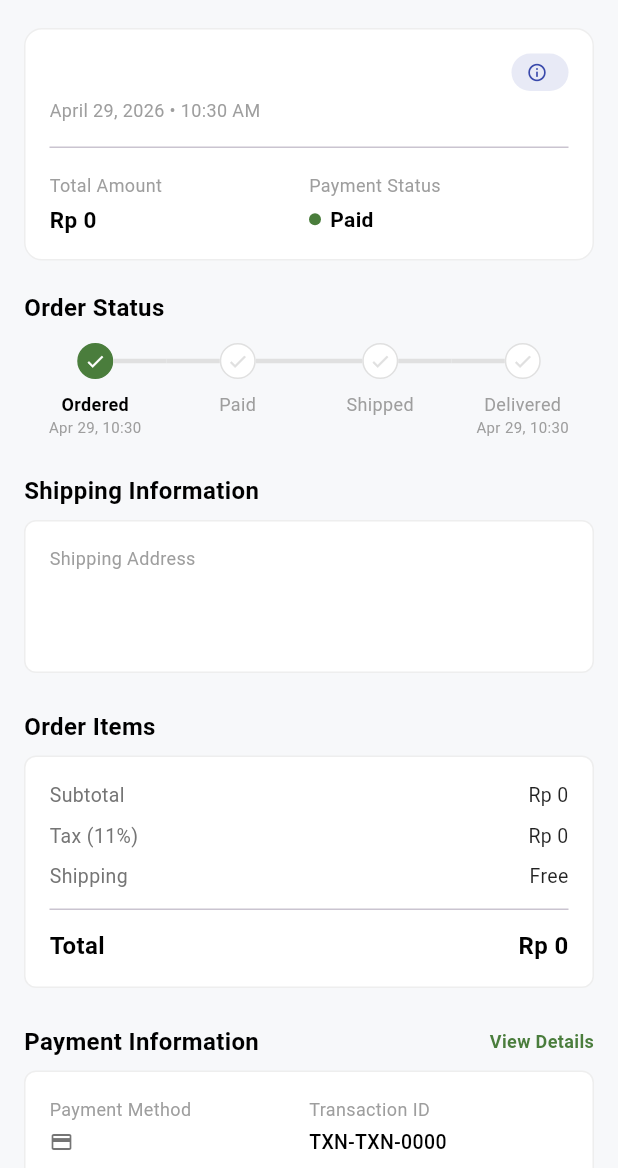
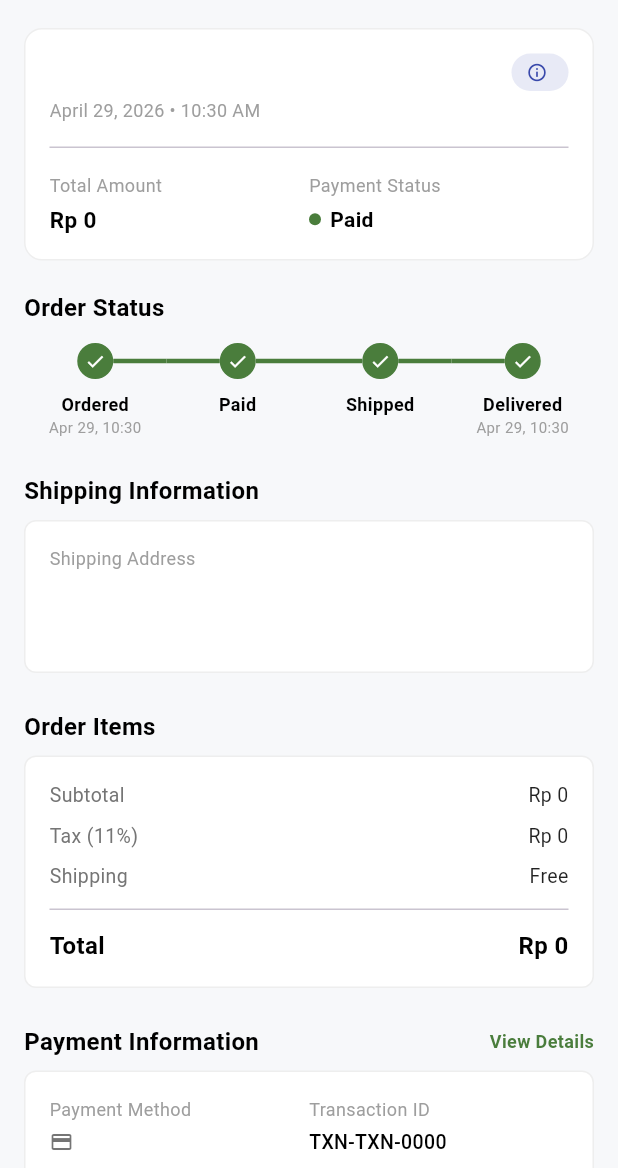
Before and after one commit to Andhika151003/Mobile-app_PT-Kinarya-Agung-Prima, a Flutter app: the OrderDetailUserView screen opened directly with empty values, on a phone screen of 412 x 824 dp, the part 68-1236 px from its top. Run offline on Flutter 3.47's test engine with Material 3 defaults, Android fonts, the phone set to English and light mode, and no system bars; our stand-ins replace cloud_firestore, firebase_auth, firebase_core, flutter_dotenv, image_picker, open_filex and 4 more; accounts and stored records are empty.

Commit message:
fix: status pesanan

```diff
--- a/lib/features/order/views/all_order_admin_view.dart
+++ b/lib/features/order/views/all_order_admin_view.dart
@@ -328,8 +328,10 @@ class _TransactionCard extends StatelessWidget {
 
     if (status == 'Delivered') {
       bg = const Color(0xFFE6F4EA); fg = const Color(0xFF1E8E3E); icon = Icons.check_circle_outline; label = 'Delivered';
-    } else if (status == 'Expired' || status == 'Cancelled') {
+    } else if (status == 'Cancelled') {
       bg = const Color(0xFFFCE8E6); fg = const Color(0xFFD93025); icon = Icons.cancel_outlined; label = 'Cancelled';
+    } else if (status == 'Expired') {
+      bg = const Color(0xFFFCE8E6); fg = const Color(0xFFD93025); icon = Icons.timer_off_outlined; label = 'Expired';
     } else if (status == 'Ordered') {
       bg = const Color(0xFFFEF7E0); fg = const Color(0xFFF9AB00); icon = Icons.access_time; label = 'Ordered';
     } else if (status == 'Shipped') {
--- a/lib/features/order/views/order_admin_view.dart
+++ b/lib/features/order/views/order_admin_view.dart
@@ -276,8 +276,10 @@ class _StatusBadge extends StatelessWidget {
 
     if (status == 'Delivered') {
       bg = const Color(0xFFE6F4EA); fg = const Color(0xFF1E8E3E); icon = Icons.check_circle_outline; label = 'Delivered';
-    } else if (status == 'Expired' || status == 'Cancelled') {
+    } else if (status == 'Cancelled') {
       bg = const Color(0xFFFCE8E6); fg = const Color(0xFFD93025); icon = Icons.cancel_outlined; label = 'Cancelled';
+    } else if (status == 'Expired') {
+      bg = const Color(0xFFFCE8E6); fg = const Color(0xFFD93025); icon = Icons.timer_off_outlined; label = 'Expired';
     } else if (status == 'Ordered') {
       bg = const Color(0xFFFEF7E0); fg = const Color(0xFFF9AB00); icon = Icons.access_time; label = 'Ordered';
     } else if (status == 'Shipped') {
--- a/lib/features/order/views/order_cs_view.dart
+++ b/lib/features/order/views/order_cs_view.dart
@@ -22,6 +22,7 @@ class _OrderCsViewState extends State<OrderCsView> {
     {'label': 'Paid', 'value': 'Paid'},
     {'label': 'Delivered', 'value': 'Delivered'},
     {'label': 'Cancelled', 'value': 'Cancelled'},
+    {'label': 'Expired', 'value': 'Expired'},
   ];
 
   @override
@@ -174,8 +175,10 @@ class _OrderCsViewState extends State<OrderCsView> {
 
     if (order.status == 'Delivered') {
       statusBgColor = const Color(0xFFE6F4EA); statusColor = const Color(0xFF1E8E3E); statusIcon = Icons.check_circle_outline; statusLabel = 'Delivered';
-    } else if (order.status == 'Expired' || order.status == 'Cancelled') {
+    } else if (order.status == 'Cancelled') {
       statusBgColor = const Color(0xFFFCE8E6); statusColor = const Color(0xFFD93025); statusIcon = Icons.cancel_outlined; statusLabel = 'Cancelled';
+    } else if (order.status == 'Expired') {
+      statusBgColor = const Color(0xFFFCE8E6); statusColor = const Color(0xFFD93025); statusIcon = Icons.timer_off_outlined; statusLabel = 'Expired';
     } else if (order.status == 'Ordered') {
       statusBgColor = const Color(0xFFFEF7E0); statusColor = const Color(0xFFF9AB00); statusIcon = Icons.access_time; statusLabel = 'Ordered';
     } else if (order.status == 'Shipped') {
--- a/lib/features/order/views/order_detail_user_view.dart
+++ b/lib/features/order/views/order_detail_user_view.dart
@@ -186,6 +186,35 @@ class _OrderDetailUserViewState extends State<OrderDetailUserView> {
             ),
             const SizedBox(height: 8),
             _buildPaymentInfoCard(order.paymentMethod, order.createdAt, transactionId, invoiceId),
+            if (order.status == 'Shipped') ...[
+              const SizedBox(height: 24),
+              SizedBox(
+                width: double.infinity,
+                child: ElevatedButton(
+                  onPressed: () async {
+                    setState(() => _isLoading = true);
+                    final success = await _userController.receiveOrder(order.orderId);
+                    if (success && context.mounted) {
+                      ScaffoldMessenger.of(context).showSnackBar(
+                        const SnackBar(content: Text('Pesanan berhasil diterima!'), backgroundColor: _primaryColor),
+                      );
+                      await _fetchOrder();
+                    } else if (context.mounted) {
+                      setState(() => _isLoading = false);
+                      ScaffoldMessenger.of(context).showSnackBar(
+                        const SnackBar(content: Text('Gagal memperbarui status.'), backgroundColor: Colors.red),
+                      );
+                    }
+                  },
+                  style: ElevatedButton.styleFrom(
+                    backgroundColor: _primaryColor,
+                    padding: const EdgeInsets.symmetric(vertical: 16),
+                    shape: RoundedRectangleBorder(borderRadius: BorderRadius.circular(8)),
+                  ),
+                  child: const Text('Pesanan Diterima', style: TextStyle(fontSize: 16, fontWeight: FontWeight.bold, color: Colors.white)),
+                ),
+              ),
+            ],
           ],
         ),
       ),
@@ -239,7 +268,7 @@ class _OrderDetailUserViewState extends State<OrderDetailUserView> {
                       children: [
                         Container(width: 8, height: 8, decoration: BoxDecoration(color: isCancelledOrExpired ? Colors.red : (isPaid ? _primaryColor : Colors.orange), shape: BoxShape.circle)),
                         const SizedBox(width: 6),
-                        Flexible(child: Text(isCancelledOrExpired ? 'Expired / Canceled' : (isPaid ? 'Paid' : 'Unpaid'), style: TextStyle(fontSize: 14, fontWeight: FontWeight.bold, color: isCancelledOrExpired ? Colors.red : Colors.black), overflow: TextOverflow.ellipsis)),
+                        Flexible(child: Text(status == 'Cancelled' ? 'Canceled' : (status == 'Expired' ? 'Expired' : (isPaid ? 'Paid' : 'Unpaid')), style: TextStyle(fontSize: 14, fontWeight: FontWeight.bold, color: isCancelledOrExpired ? Colors.red : Colors.black), overflow: TextOverflow.ellipsis)),
                       ],
                     ),
                   ],
@@ -255,7 +284,18 @@ class _OrderDetailUserViewState extends State<OrderDetailUserView> {
   Widget _buildStatusStepper(String currentStatus, OrderModel order) {
     final steps = ['Ordered', 'Paid', 'Shipped', 'Delivered'];
     int currentIndex = steps.indexOf(currentStatus);
-    if (currentIndex == -1) currentIndex = 0;
+    bool isCancelledOrExpired = currentStatus == 'Cancelled' || currentStatus == 'Expired';
+    if (currentIndex == -1) {
+      if (order.deliveredAt != null) {
+        currentIndex = 3;
+      } else if (order.shippedAt != null) {
+        currentIndex = 2;
+      } else if (order.paidAt != null) {
+        currentIndex = 1;
+      } else {
+        currentIndex = 0;
+      }
+    }
 
     return Row(
       crossAxisAlignment: CrossAxisAlignment.start,
@@ -278,15 +318,15 @@ class _OrderDetailUserViewState extends State<OrderDetailUserView> {
             children: [
               Row(
                 children: [
-                  Expanded(child: Container(height: 3, color: index == 0 ? Colors.transparent : (isCompleted ? ((currentStatus == 'Cancelled' || currentStatus == 'Expired') ? Colors.red : _primaryColor) : Colors.grey.shade300))),
+                  Expanded(child: Container(height: 3, color: index == 0 ? Colors.transparent : (isCompleted ? _primaryColor : Colors.grey.shade300))),
                   Container(
                     width: 24, height: 24,
                     decoration: BoxDecoration(
-                      color: isCompleted ? ((currentStatus == 'Cancelled' || currentStatus == 'Expired') ? Colors.red : _primaryColor) : Colors.white,
+                      color: isCompleted ? (isCancelledOrExpired && index == currentIndex ? Colors.red : _primaryColor) : Colors.white,
                       shape: BoxShape.circle,
-                      border: Border.all(color: isCompleted ? ((currentStatus == 'Cancelled' || currentStatus == 'Expired') ? Colors.red : _primaryColor) : Colors.grey.shade300),
+                      border: Border.all(color: isCompleted ? (isCancelledOrExpired && index == currentIndex ? Colors.red : _primaryColor) : Colors.grey.shade300),
                     ),
-                    child: Icon((currentStatus == 'Cancelled' || currentStatus == 'Expired') && index == currentIndex ? Icons.close : Icons.check, size: 14, color: isCompleted ? Colors.white : Colors.grey.shade300),
+                    child: Icon(isCancelledOrExpired && index == currentIndex ? Icons.close : Icons.check, size: 14, color: isCompleted ? Colors.white : Colors.grey.shade300),
                   ),
                   Expanded(child: Container(height: 3, color: index == steps.length - 1 ? Colors.transparent : (isCompleted && index < currentIndex ? _primaryColor : Colors.grey.shade300))),
                 ],
@@ -517,8 +557,10 @@ class _OrderDetailUserViewState extends State<OrderDetailUserView> {
 
     if (status == 'Delivered') {
       bg = const Color(0xFFE6F4EA); fg = const Color(0xFF1E8E3E); icon = Icons.check_circle_outline; label = 'Delivered';
-    } else if (status == 'Expired' || status == 'Cancelled') {
+    } else if (status == 'Cancelled') {
       bg = const Color(0xFFFCE8E6); fg = const Color(0xFFD93025); icon = Icons.cancel_outlined; label = 'Cancelled';
+    } else if (status == 'Expired') {
+      bg = const Color(0xFFFCE8E6); fg = const Color(0xFFD93025); icon = Icons.timer_off_outlined; label = 'Expired';
     } else if (status == 'Ordered') {
       bg = const Color(0xFFFEF7E0); fg = const Color(0xFFF9AB00); icon = Icons.access_time; label = 'Ordered';
     } else if (status == 'Shipped') {
```
Also changed, not shown: lib/features/order/controllers/order_user_controller.dart (+13 -0 lines), lib/features/order/views/order_detail_admin_view.dart (+19 -6 lines), lib/features/order/views/order_detail_cs_view.dart (+12 -4 lines), lib/features/order/views/order_user_view.dart (+5 -2 lines).
